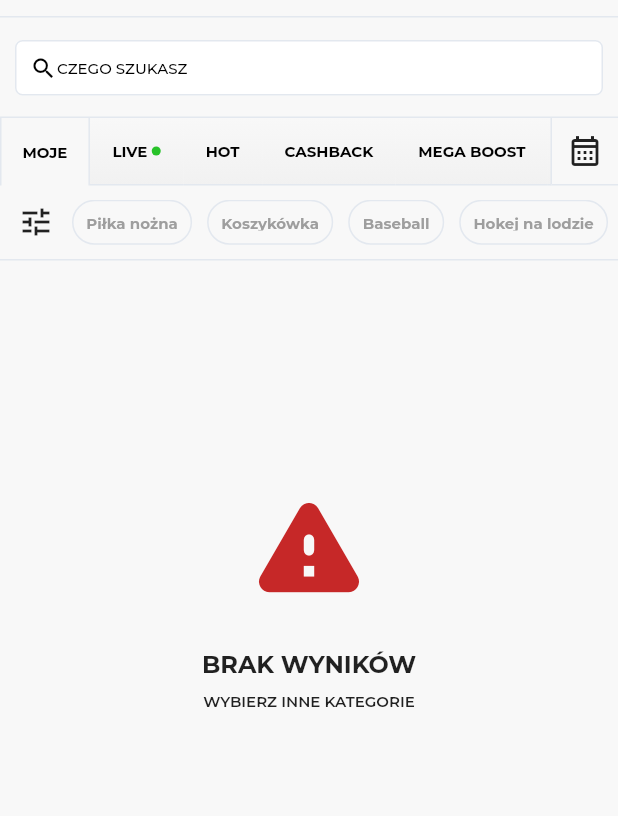
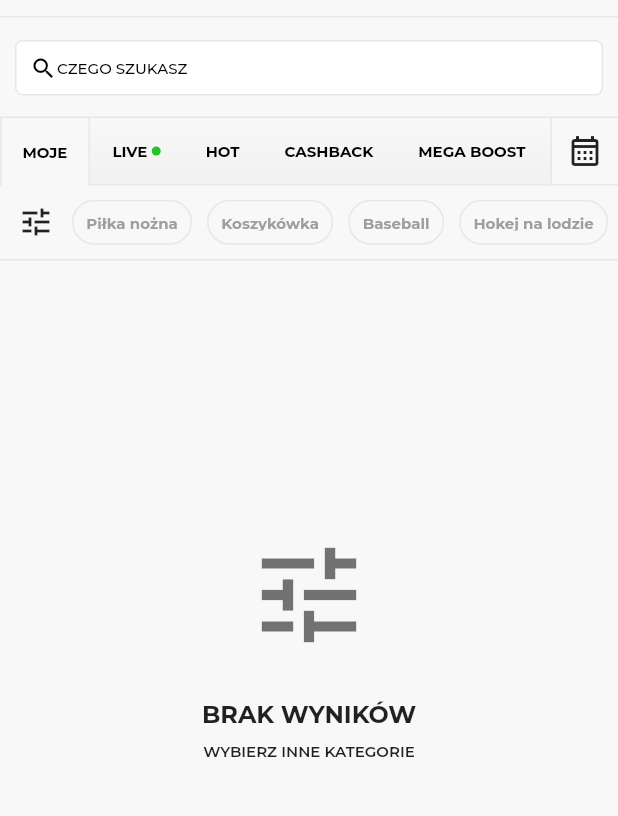
Before and after one commit to patryksew/betting-app, a Flutter app: the screen it shows after launch, after a tap on "OFERTA", after a tap on "MOJE", on a phone screen of 412 x 824 dp, the part 83-899 px from its top. Run offline on Flutter 3.47's test engine with Material 2 defaults, Android fonts, the phone set to English and light mode, and no system bars; our stand-ins replace equatable, flutter_svg, google_fonts, shared_preferences; project files that could hold a hidden picture were left out.

Commit message:
Small improvements

```diff
--- a/lib/models/event_category.dart
+++ b/lib/models/event_category.dart
@@ -1,14 +1,16 @@
 import 'package:equatable/equatable.dart';
+import 'package:flutter/material.dart';
 
+@immutable
 class EventCategory with EquatableMixin {
   final List<int> ids;
 
   final List<String> names;
 
-  EventCategory(this.ids, this.names);
+  const EventCategory(this.ids, this.names);
 
   factory EventCategory.fromId(int id) {
-    return EventCategory([id], []);
+    return EventCategory([id], const []);
   }
 
   String get displayName {
--- a/lib/screens/main_screen/bodies/my_body.dart
+++ b/lib/screens/main_screen/bodies/my_body.dart
@@ -23,6 +23,9 @@ class MyBody extends StatelessWidget {
 
           if (snapshot.data == null || snapshot.data!.hasError) {
             return SliverFillRemaining(
+              hasScrollBody: false,
+              child: Container(
+                margin: const EdgeInsets.only(top: 50),
                 child: SearchResultStatus(
                   icon: Icon(
                     Icons.error_outline,
@@ -33,19 +36,24 @@ class MyBody extends StatelessWidget {
                   message:
                       "Spróbuj ponownie lub skontaktuj się z administratorem aplikacji.\n${snapshot.data?.errorMessage}",
                 ),
+              ),
             );
           }
 
           if (snapshot.data!.isEmpty) {
             return SliverFillRemaining(
-              child: SearchResultStatus(
+              hasScrollBody: false,
+              child: Container(
+                margin: const EdgeInsets.only(top: 50),
+                child: const SearchResultStatus(
                   icon: Icon(
-                  Icons.warning_rounded,
-                  color: Theme.of(context).primaryColor,
+                    Icons.tune,
+                    color: Colors.black54,
                     size: 84,
                   ),
                   title: 'BRAK WYNIKÓW',
                   message: 'WYBIERZ INNE KATEGORIE',
+                ),
               ),
             );
           }
--- a/lib/screens/main_screen/main_screen.dart
+++ b/lib/screens/main_screen/main_screen.dart
@@ -1,9 +1,7 @@
 import 'package:flutter/material.dart';
-import 'package:fuksiarz/models/event_category.dart';
 import 'package:fuksiarz/providers/events_by_categories_provider.dart';
 import 'package:fuksiarz/screens/main_screen/bodies/my_body.dart';
 import 'package:fuksiarz/screens/main_screen/widgets/sliver_filter_bar.dart';
-import 'package:fuksiarz/services/events_by_category_service.dart';
 import 'package:provider/provider.dart';
 
 import 'widgets/sliver_header.dart';
--- a/lib/screens/main_screen/widgets/sliver_filter_bar.dart
+++ b/lib/screens/main_screen/widgets/sliver_filter_bar.dart
@@ -1,4 +1,5 @@
 import 'package:flutter/material.dart';
+import 'package:fuksiarz/global/available_categories.dart';
 import 'package:fuksiarz/models/event_category.dart';
 import 'package:fuksiarz/providers/events_by_categories_provider.dart';
 import 'package:provider/provider.dart';
@@ -65,16 +66,7 @@ class _SliverFilterDelegate extends SliverPersistentHeaderDelegate {
   List<Widget> getChildren(int index) {
     switch (index) {
       case 1:
-        final categories = [
-          EventCategory([1], ['Piłka nożna']),
-          EventCategory([2], ['Koszykówka']),
-          EventCategory([3], ['Baseball']),
-          EventCategory([4], ['Hokej na lodzie']),
-          EventCategory([5], ['Tenis']),
-          EventCategory([6], ['Piłka ręczna']),
-          EventCategory([7], ['Unihokej']),
-        ];
-        return categories.map((e) => _Item(category: e)).toList();
+        return availableCategories.map((e) => _Item(category: e)).toList();
       default:
         return [];
     }
@@ -93,6 +85,7 @@ class _SliverFilterDelegate extends SliverPersistentHeaderDelegate {
 class _Item extends StatelessWidget {
   final EventCategory category;
 
+  // ignore: unused_element
   const _Item({super.key, required this.category});
 
   @override
--- a/lib/services/events_by_category_service.dart
+++ b/lib/services/events_by_category_service.dart
@@ -1,5 +1,6 @@
 import 'dart:convert';
 
+import 'package:flutter/foundation.dart';
 import 'package:fuksiarz/models/events_by_category_result.dart';
 import 'package:http/http.dart' as http;
 
@@ -29,7 +30,8 @@ class EventsByCategoriesService {
     final response = await http
         .get(Uri(scheme: 'https', host: apiHost, path: '/rest/market/categories/multi/$parsedCategories/events'));
 
-    final responseBody = json.decode(utf8.decode(response.bodyBytes));
+    final bodyUtf8Decoded = await compute(utf8.decode, response.bodyBytes);
+    final responseBody = await compute(json.decode, bodyUtf8Decoded);
 
     if (responseBody['code'] != 200) {
       throw Exception(responseBody["description"]);
--- a/lib/widgets/event_display.dart
+++ b/lib/widgets/event_display.dart
@@ -87,7 +87,7 @@ class EventDisplay extends StatelessWidget {
                     ],
                   ),
                 ),
-                if (event.outcomesOdds.length <= 3)
+                if (event.outcomesOdds.length == 3 && event.outcomesOdds.length == 2)
                   OddsButtons(event.outcomesOdds)
                 else
                   ElevatedButton(
@@ -114,8 +114,6 @@ class EventDisplay extends StatelessWidget {
 
   @override
   Widget build(BuildContext context) {
-    print('Event display');
-
     if (expandedNotifier == null) return body(context);
 
     return ValueListenableBuilder(
```
Also changed, not shown: lib/global/available_categories.dart (added, +32 -0 lines), lib/models/event.dart (+0 -15 lines), lib/screens/main_screen/bodies/events_by_categories_list.dart (+0 -7 lines), lib/screens/search_screen.dart/widgets/search_results.dart (+1 -16 lines), lib/widgets/event_category_header_big.dart (+4 -4 lines). Lines whose indentation alone changed are shown as unchanged.
